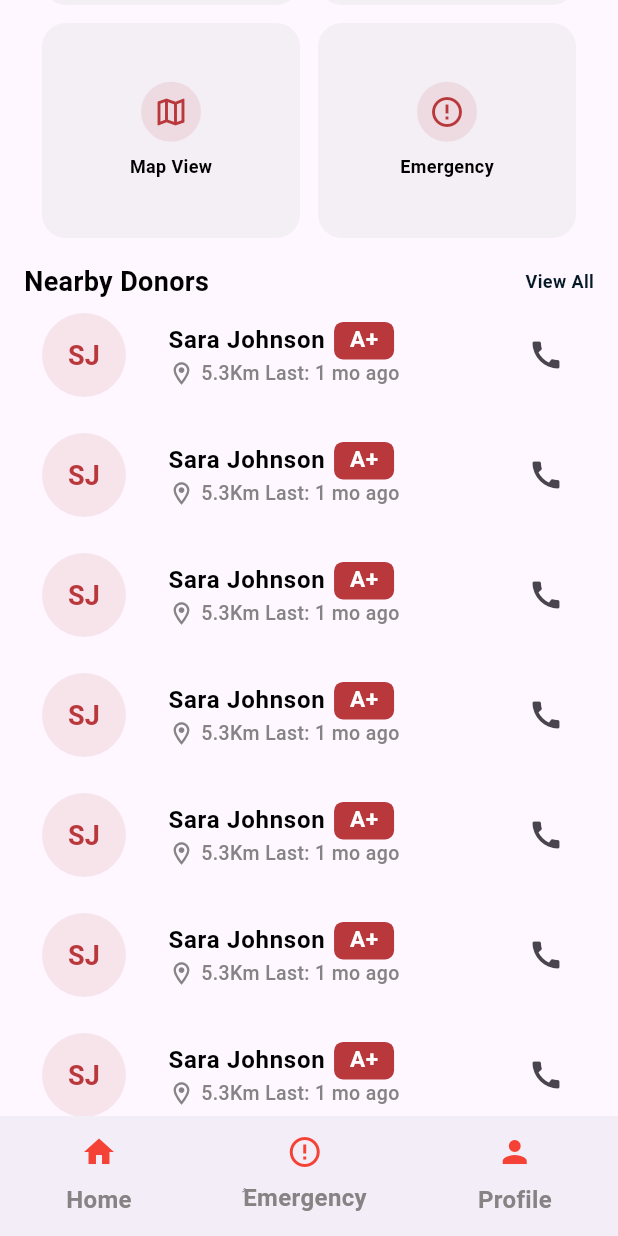
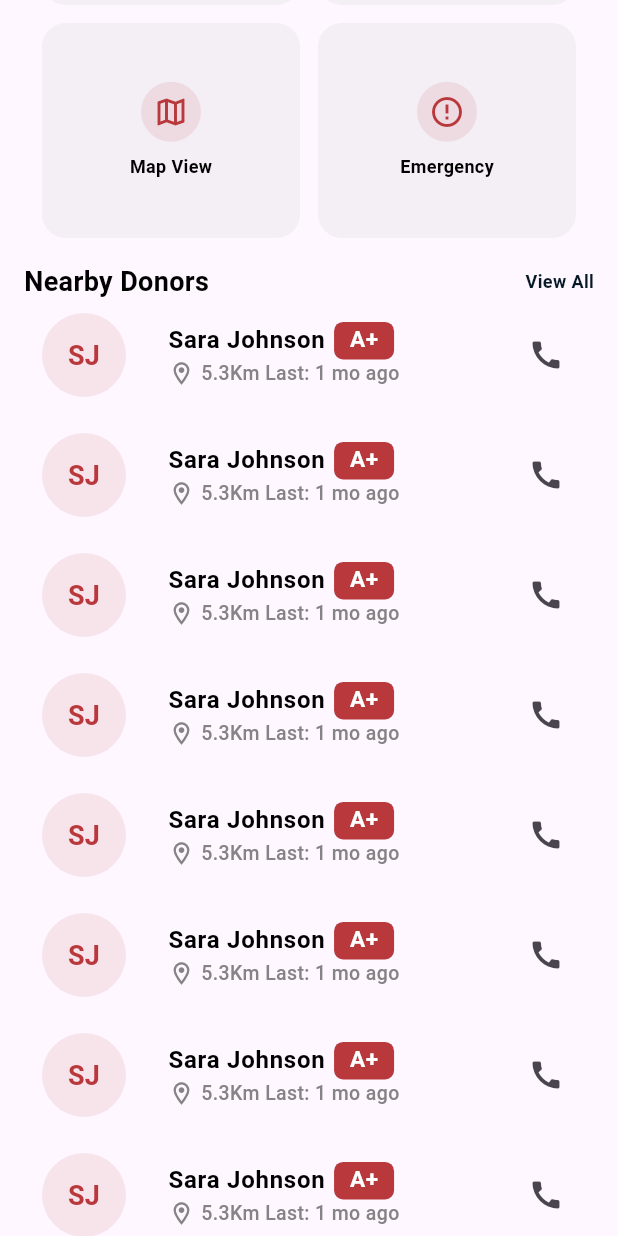
Before and after one commit to Adham167/blood_bank, a Flutter app: the HomeView screen opened by its route, scrolled down 576 dp, on a phone screen of 412 x 824 dp. Run offline on Flutter 3.47's test engine with Material 3 defaults, Android fonts, the phone set to English and light mode, and no system bars; our stand-ins replace bloc, cloud_firestore, firebase_auth, firebase_core, flutter_bloc, go_router and 1 more; accounts and stored records are empty; Roboto replaces fonts that are missing (Plus Jakarta Sans).

Commit message:
refactor code 1

```diff
--- a/lib/core/app/app_colors.dart
+++ b/lib/core/app/app_colors.dart
@@ -1,4 +1,3 @@
-import 'dart:ui';
 
 import 'package:flutter/material.dart';
 
--- a/lib/core/app/app_router.dart
+++ b/lib/core/app/app_router.dart
@@ -9,6 +9,7 @@ import 'package:blood_bank/presentation/views/map_view.dart';
 import 'package:blood_bank/presentation/views/onboarding_view.dart';
 import 'package:blood_bank/presentation/views/profile_view.dart';
 import 'package:blood_bank/presentation/views/splash_view.dart';
+import 'package:blood_bank/presentation/widgets/navigation_bar.dart';
 import 'package:flutter/material.dart';
 import 'package:go_router/go_router.dart';
 
@@ -23,6 +24,7 @@ abstract class AppRouter {
   static String kEmergencyView = "/EmergencyView";
   static String kProfileView = "/ProfileView";
   static String kDonorProfileView = "/DonorProfileView";
+  static String kCustomNavigationBar = "/CustomNavigationBar";
 
   static final router = GoRouter(
     routes: [
@@ -31,6 +33,10 @@ abstract class AppRouter {
       GoRoute(path: kSignUpView, builder: (context, state) => SignUpView()),
       GoRoute(path: kHomeView, builder: (context, state) => HomeView()),
       GoRoute(path: kDonerView, builder: (context, state) => DonerView()),
+      GoRoute(
+        path: kCustomNavigationBar,
+        builder: (context, state) => CustomNavigationBar(),
+      ),
       GoRoute(
         path: kBloodBankView,
         builder: (context, state) => BloodBankView(),
--- a/lib/features/auth/presentation/views/login_view.dart
+++ b/lib/features/auth/presentation/views/login_view.dart
@@ -62,7 +62,9 @@ class _LoginViewState extends State<LoginView> with TickerProviderStateMixin {
             isLoading = true;
           } else if (state is LoginSuccess) {
             ShowSnackBar.ShowSnackBarMessage(context, "Logging in Success");
-            GoRouter.of(context).pushReplacement(AppRouter.kHomeView);
+            GoRouter.of(
+              context,
+            ).pushReplacement(AppRouter.kCustomNavigationBar);
           } else if (state is LoginFailure) {
             isLoading = false;
             ShowSnackBar.ShowSnackBarErrMessage(context, state.errMessage);
--- a/lib/presentation/views/emergency_view.dart
+++ b/lib/presentation/views/emergency_view.dart
@@ -41,7 +41,7 @@ class EmergencyView extends StatelessWidget {
 
 // ----------------- Emergency Alert -----------------
 class _EmergencyAlert extends StatelessWidget {
-  const _EmergencyAlert({super.key});
+  const _EmergencyAlert();
 
   @override
   Widget build(BuildContext context) {
@@ -70,7 +70,7 @@ class _EmergencyAlert extends StatelessWidget {
 
 // ----------------- Blood Request Form -----------------
 class _BloodRequestForm extends StatefulWidget {
-  const _BloodRequestForm({super.key});
+  const _BloodRequestForm();
 
   @override
   State<_BloodRequestForm> createState() => _BloodRequestFormState();
@@ -200,7 +200,7 @@ class _BloodRequestFormState extends State<_BloodRequestForm> {
 
 // ----------------- Next Steps -----------------
 class _NextSteps extends StatelessWidget {
-  const _NextSteps({super.key});
+  const _NextSteps();
 
   @override
   Widget build(BuildContext context) {
--- a/lib/presentation/views/home_view.dart
+++ b/lib/presentation/views/home_view.dart
@@ -1,12 +1,9 @@
-import 'package:blood_bank/core/app/app_colors.dart';
-import 'package:blood_bank/core/app/app_router.dart';
 import 'package:blood_bank/core/app/app_styles.dart';
 import 'package:blood_bank/presentation/widgets/donars_list_view.dart';
 import 'package:blood_bank/presentation/widgets/grid_view_body.dart';
 import 'package:blood_bank/presentation/widgets/note_emergency_body.dart';
 import 'package:blood_bank/presentation/widgets/top_body.dart';
 import 'package:flutter/material.dart';
-import 'package:go_router/go_router.dart';
 
 class HomeView extends StatelessWidget {
   const HomeView({super.key});
@@ -41,63 +38,6 @@ class HomeView extends StatelessWidget {
           ],
         ),
       ),
-      bottomNavigationBar: BottomAppBar(
-        child: Padding(
-          padding: const EdgeInsets.symmetric(horizontal: 28.0),
-          child: Row(
-            children: [
-              GestureDetector(
-                onTap: () => GoRouter.of(context).push(AppRouter.kHomeView),
-                child: Column(
-                  children: [
-                    Icon(Icons.home,color: Colors.red),
-                    SizedBox(height: 8),
-                    Text(
-                      "Home",
-                      style: AppStyles.styleBold16.copyWith(
-                        color: AppColors.secondbackground,
-                      ),
-                    ),
-                  ],
-                ),
-              ),
-              Spacer(),
-              GestureDetector(
-                onTap:
-                    () => GoRouter.of(context).push(AppRouter.kEmergencyView),
-                child: Column(
-                  children: [
-                    Icon(Icons.error_outline, color: Colors.red),
-                    SizedBox(height: 6),
-                    Text(
-                      "ُEmergency",
-                      style: AppStyles.styleBold16.copyWith(
-                        color: AppColors.secondbackground,
-                      ),
-                    ),
-                  ],
-                ),
-              ),
-              Spacer(),
-              GestureDetector(
-                onTap: () => GoRouter.of(context).push(AppRouter.kProfileView),
-                child: Column(
-                  children: [
-                    Icon(Icons.person, color: Colors.red),
-                    SizedBox(height: 8),
-                    Text(
-                      "Profile",
-                      style: AppStyles.styleBold16.copyWith(
-                        color: AppColors.secondbackground,
-                      ),
-                    ),
-                  ],
-                ),
-              ),
-            ],
-          ),
-        ),
-      ),
     );
   }
 }
--- a/lib/presentation/views/profile_view.dart
+++ b/lib/presentation/views/profile_view.dart
@@ -6,7 +6,8 @@ class ProfileView extends StatelessWidget {
   @override
   Widget build(BuildContext context) {
     return Scaffold(
-      appBar: AppBar(title: Text("Profile"),),
+      appBar: AppBar(title: Text("Profile")),
+      body: Center(child: Text("Profile Page", style: TextStyle(fontSize: 24))),
     );
   }
 }
```
Also changed, not shown: lib/presentation/views/splash_view.dart (+1 -6 lines), lib/presentation/widgets/custom_buttom_bar.dart (added, +57 -0 lines), lib/presentation/widgets/navigation_bar.dart (added, +43 -0 lines).
